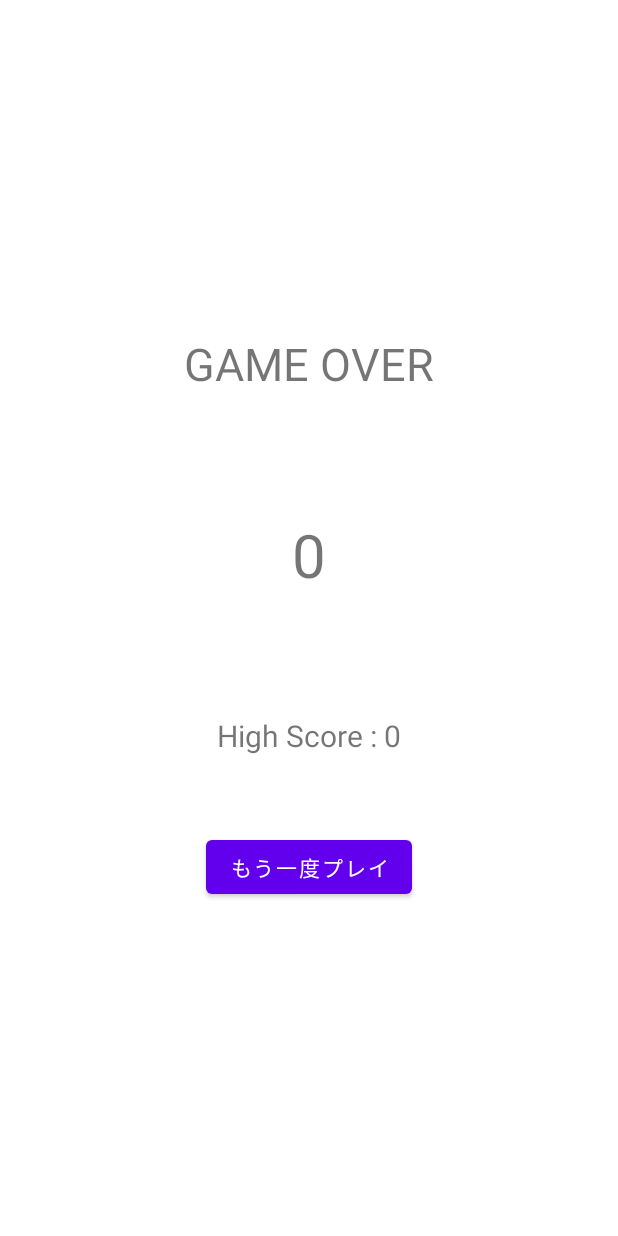
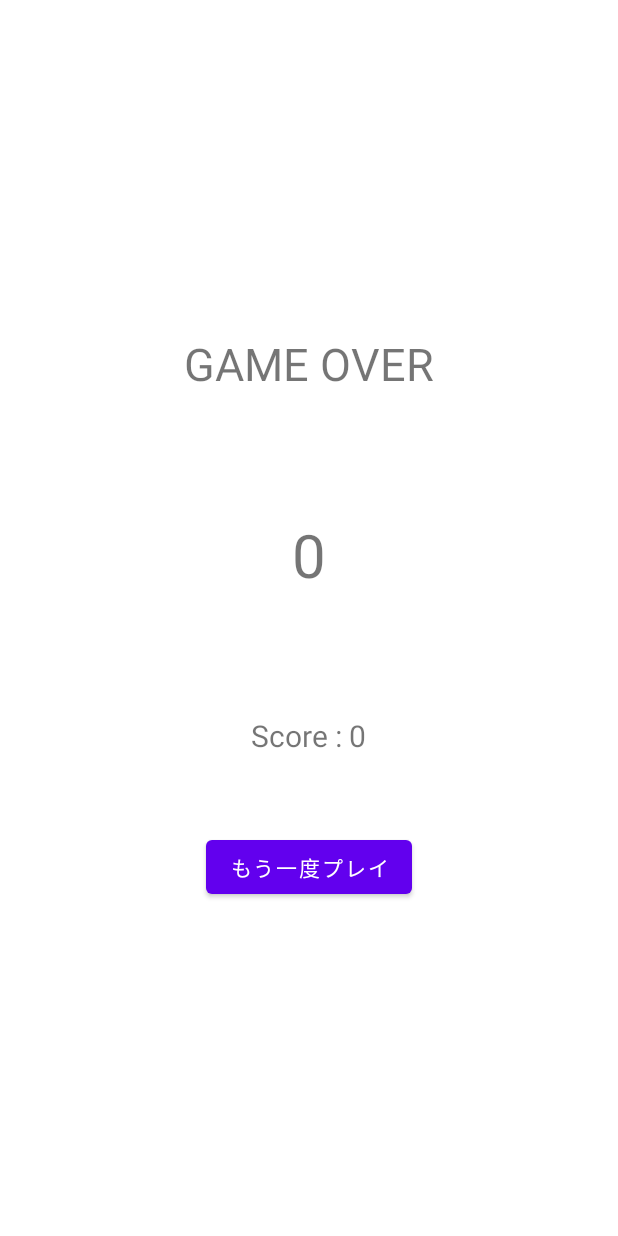
Before and after one commit to ochim/catch-the-ball, an Android app: the ResultActivity screen opened directly, with no data from a screen before it, on a phone screen of 412 x 824 dp. Run offline under Robolectric (Android 15) with nearby library versions, the phone set to English and light mode, and no system bars.

Commit message:
fix the warnings

```diff
--- a/app/src/main/java/com/example/catchtheball/ResultActivity.java
+++ b/app/src/main/java/com/example/catchtheball/ResultActivity.java
@@ -19,20 +19,20 @@ public class ResultActivity extends AppCompatActivity {
         TextView highScoreLabel = findViewById(R.id.highScoreLabel);
 
         int score = getIntent().getIntExtra("SCORE", 0);
-        scoreLabel.setText(score + "");
+        scoreLabel.setText(getString(R.string.result_score, score));
 
         SharedPreferences sharedPreferences = getSharedPreferences("GAME_DATA", MODE_PRIVATE);
         int highScore = sharedPreferences.getInt("HIGH_SCORE", 0);
 
         if (score > highScore) {
-            highScoreLabel.setText("High Score : " + score);
+            highScoreLabel.setText(getString(R.string.high_score, score));
 
             SharedPreferences.Editor editor = sharedPreferences.edit();
             editor.putInt("HIGH_SCORE", score);
             editor.apply();
 
         } else {
-            highScoreLabel.setText("High Score : " + highScore);
+            highScoreLabel.setText(getString(R.string.score, highScore));
         }
     }
 
--- a/app/src/main/java/com/example/catchtheball/SoundPlayer.java
+++ b/app/src/main/java/com/example/catchtheball/SoundPlayer.java
@@ -9,10 +9,8 @@ public class SoundPlayer {
     private static int hitSound;
     private static int overSound;
 
-    private AudioAttributes audioAttributes;
-
     public SoundPlayer(Context context) {
-        audioAttributes = new AudioAttributes.Builder()
+        AudioAttributes audioAttributes = new AudioAttributes.Builder()
                 .setUsage(AudioAttributes.USAGE_GAME)
                 .setContentType(AudioAttributes.CONTENT_TYPE_MUSIC)
                 .build();
--- a/app/src/main/res/layout/activity_result.xml
+++ b/app/src/main/res/layout/activity_result.xml
@@ -18,7 +18,7 @@
         android:id="@+id/scoreLabel"
         android:layout_width="wrap_content"
         android:layout_height="wrap_content"
-        android:text=""
+        android:text="@string/result_score"
         android:textSize="40sp"
         android:layout_marginTop="80dp"/>
 
--- a/app/src/main/res/values/strings.xml
+++ b/app/src/main/res/values/strings.xml
@@ -8,5 +8,6 @@
     <string name="tap_to_start">タップしてスタート</string>
     <string name="score">Score : %d</string>
     <string name="high_score">High Score : %d</string>
+    <string name="result_score">%d</string>
     <string name="try_again">もう一度プレイ</string>
 </resources>
```
Also changed, not shown: app/src/main/java/com/example/catchtheball/MainActivity.java (+10 -11 lines).
